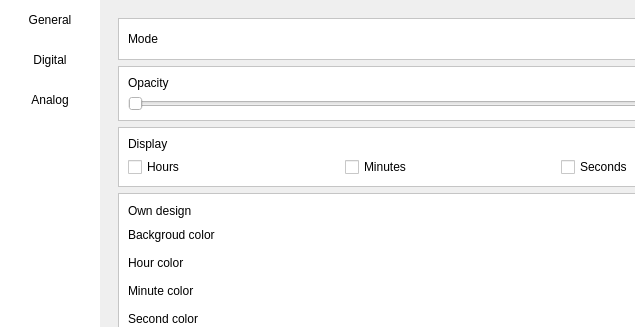
Old version of the form ITU_clock/settingwindow.ui in the repository Kathelas007/ITU; both pictures show x 0 to 635 and y 0 to 327 of the 800 by 500 pixel window.
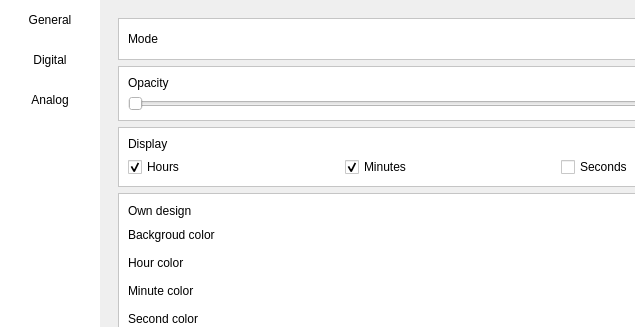
New version of the form.

Patch:
```diff
--- a/ITU_clock/settingwindow.ui
+++ b/ITU_clock/settingwindow.ui
@@ -310,6 +310,9 @@
                   <property name="text">
                    <string>Hours</string>
                   </property>
+                  <property name="checked">
+                   <bool>true</bool>
+                  </property>
                  </widget>
                 </item>
                 <item>
@@ -317,6 +320,9 @@
                   <property name="text">
                    <string>Minutes</string>
                   </property>
+                  <property name="checked">
+                   <bool>true</bool>
+                  </property>
                  </widget>
                 </item>
                 <item>
```
Left out of the diff: 4 changed lines with no effect on the pictures.
